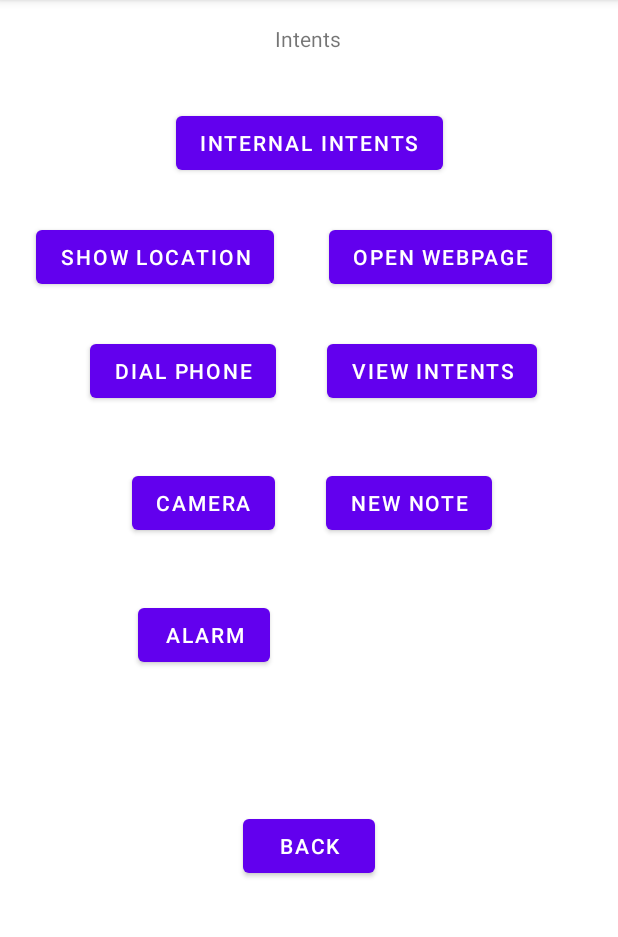
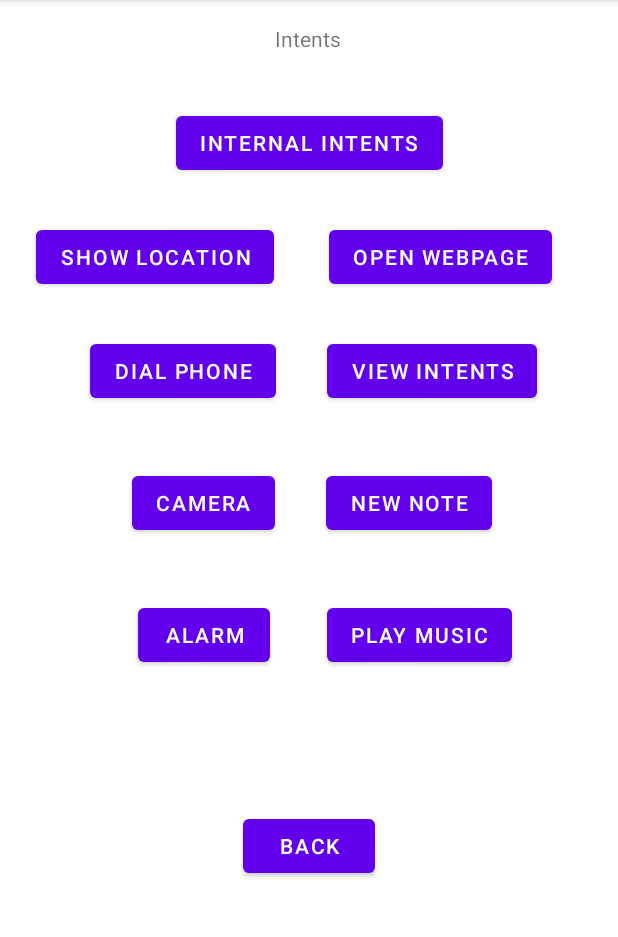
Before and after one commit to ElzaCS/EmptyActivityExample, an Android app: the IntentUsageActivity screen opened directly, with no data from a screen before it, on a phone screen of 412 x 824 dp, the part 84-1021 px from its top. Run offline under Robolectric (Android 15) with nearby library versions, the phone set to English and light mode, and no system bars.

Commit message:
Add feature to play music in IntentUsageActivity

```diff
--- a/app/src/main/res/layout/activity_intents_usage.xml
+++ b/app/src/main/res/layout/activity_intents_usage.xml
@@ -114,4 +114,15 @@
         app:layout_constraintStart_toStartOf="parent"
         app:layout_constraintTop_toBottomOf="@+id/btn_camera" />
 
+    <Button
+        android:id="@+id/btn_music"
+        android:layout_width="wrap_content"
+        android:layout_height="wrap_content"
+        android:layout_marginTop="40dp"
+        android:text="Play Music"
+        app:layout_constraintEnd_toEndOf="parent"
+        app:layout_constraintHorizontal_bias="0.351"
+        app:layout_constraintStart_toEndOf="@+id/btn_alarm"
+        app:layout_constraintTop_toBottomOf="@+id/btn_note" />
+
 </androidx.constraintlayout.widget.ConstraintLayout>
```
Also changed, not shown: app/src/main/AndroidManifest.xml (+11 -0 lines), app/src/main/java/com/example/emptyactivityexample/Intents/IntentUsageActivity.java (+24 -0 lines), app/src/main/res/xml/provider_paths.xml (added, +7 -0 lines).
